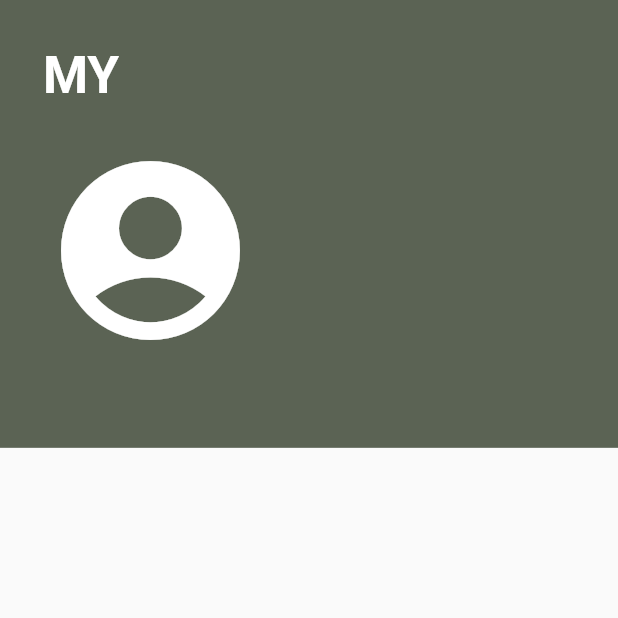
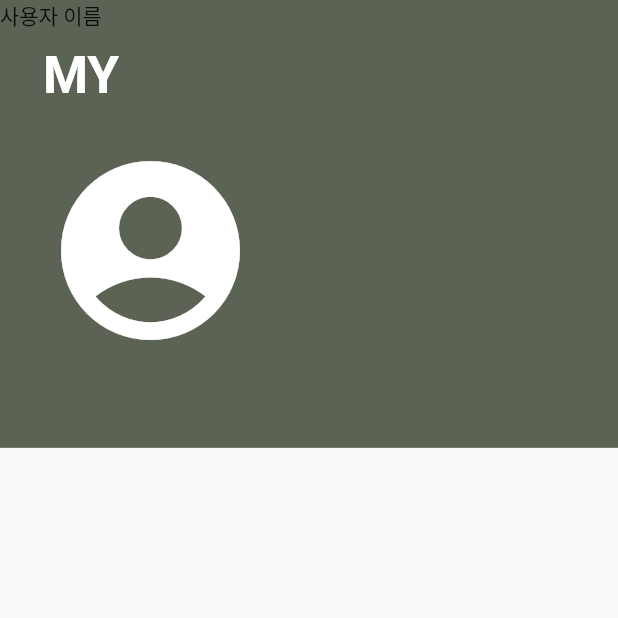
Before and after one commit to sieunp06/Recycling-Idea-Share-Platform, a Flutter app: the screen it shows after launch, item 3 of the bottom bar chosen, on a phone screen of 412 x 824 dp, the top half of it. Run offline on Flutter 3.47's test engine with Material 2 defaults, Android fonts, the phone set to English and light mode, and no system bars; our stand-ins replace flutter_screenutil, get, smooth_page_indicator; Roboto replaces fonts that are missing (namumGothic, nanumGothic).

Commit message:
🎨 Edit myPage UI

```diff
--- a/lib/myPage.dart
+++ b/lib/myPage.dart
@@ -38,6 +38,11 @@ class myPage extends StatelessWidget {
                 color: Colors.white,
                 size: 120.h,
               ),
+            ),
+            Positioned(
+              child: Text(
+                "사용자 이름"
+              )
             )
           ],
         )
```
